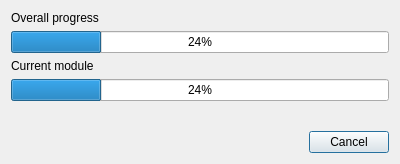
Above: applications/kiptool/src/processdialog.ui from neutronimaging/KipTool before the change. Below: the same form after it.
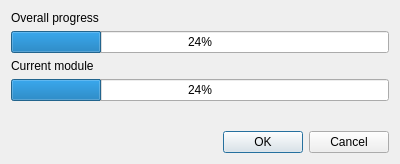
That is the form after the change.

Commit message: Replaced QThread by Std::thread. QDialog crash hunt.

```diff
--- a/applications/kiptool/src/processdialog.ui
+++ b/applications/kiptool/src/processdialog.ui
@@ -61,7 +61,7 @@
       <enum>Qt::Horizontal</enum>
      </property>
      <property name="standardButtons">
-      <set>QDialogButtonBox::Cancel</set>
+      <set>QDialogButtonBox::Cancel|QDialogButtonBox::Ok</set>
      </property>
     </widget>
    </item>
```
The commit also changes 6 other files.
